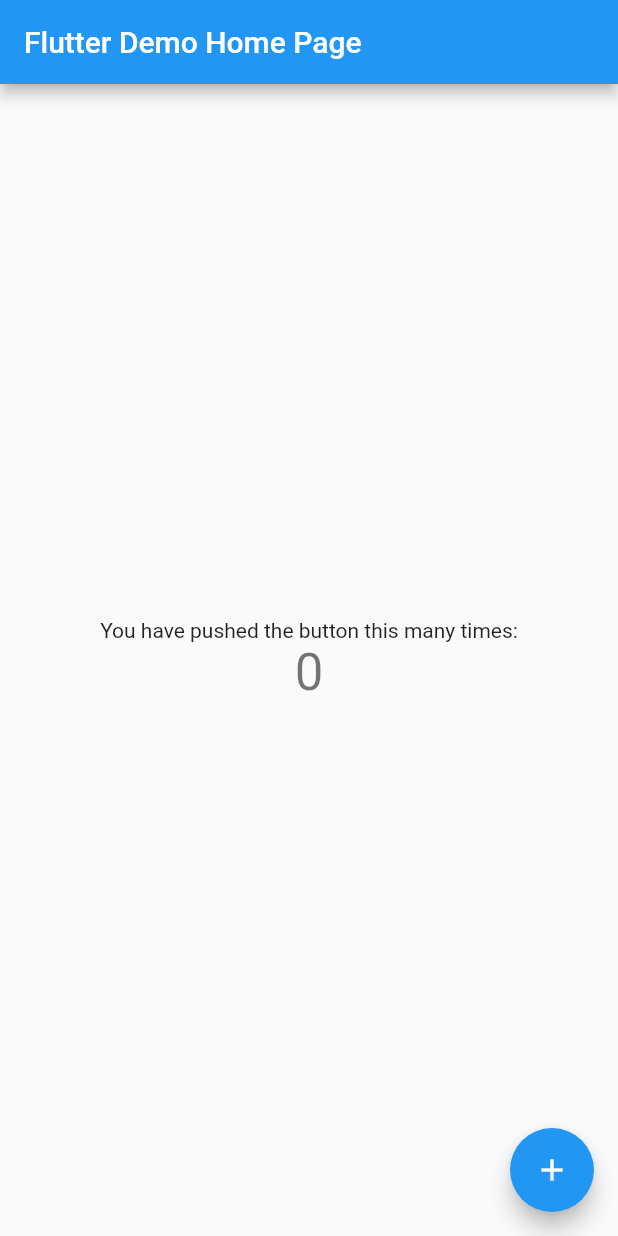
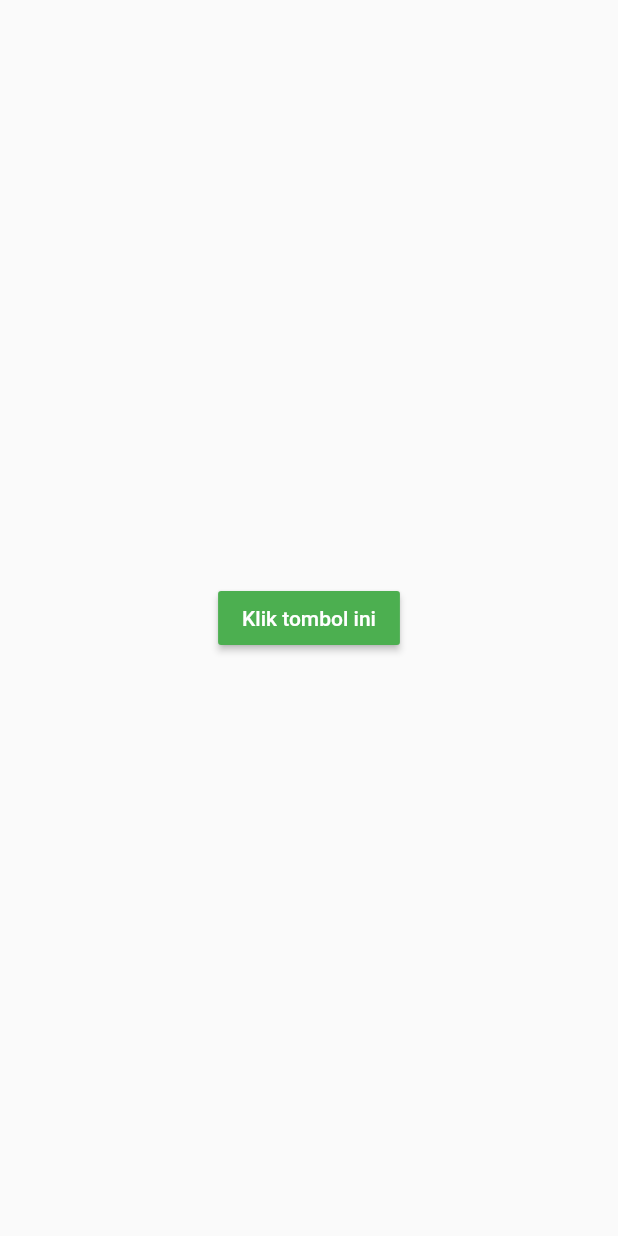
Before and after one commit to roningrum/flutter_dasar, a Flutter app: the screen it shows after launch, on a phone screen of 412 x 824 dp. Run offline on Flutter 3.47's test engine with Material 2 defaults, Android fonts, the phone set to English and light mode, and no system bars.

```diff
--- a/lib/main.dart
+++ b/lib/main.dart
@@ -20,98 +20,63 @@ class MyApp extends StatelessWidget {
         // or simply save your changes to "hot reload" in a Flutter IDE).
         // Notice that the counter didn't reset back to zero; the application
         // is not restarted.
-        primarySwatch: Colors.blue,
+        primarySwatch: Colors.green,
         // This makes the visual density adapt to the platform that you run
         // the app on. For desktop platforms, the controls will be smaller and
         // closer together (more dense) than on mobile platforms.
-        visualDensity: VisualDensity.adaptivePlatformDensity,
       ),
-      home: MyHomePage(title: 'Flutter Demo Home Page'),
+      home: PageStateFull(),
+      debugShowCheckedModeBanner: false,
     );
   }
 }
 
-class MyHomePage extends StatefulWidget {
-  MyHomePage({Key key, this.title}) : super(key: key);
+class PageStateless extends StatelessWidget {
+  @override
+  Widget build(BuildContext context) {
+    return Scaffold(
+      body: new Container(
+        color: Colors.blueAccent,
+        child: new Container(
+          color: Colors.green,
+          margin: const EdgeInsets.all(50.0),
+        ),
+      ),
+    );
+  }
+}
 
-  // This widget is the home page of your application. It is stateful, meaning
-  // that it has a State object (defined below) that contains fields that affect
-  // how it looks.
+class PageStateFull extends StatefulWidget {
+  @override
+  _PageStateFullState createState() => _PageStateFullState();
+}
 
-  // This class is the configuration for the state. It holds the values (in this
-  // case the title) provided by the parent (in this case the App widget) and
-  // used by the build method of the State. Fields in a Widget subclass are
-  // always marked "final".
-
-  final String title;
+class _PageStateFullState extends State<PageStateFull> {
+  String teks = '';
 
   @override
-  _MyHomePageState createState() => _MyHomePageState();
-}
+  void initState() {
+    super.initState();
+    teks = 'Klik tombol ini';
+  }
 
-class _MyHomePageState extends State<MyHomePage> {
-  int _counter = 0;
-
-  void _incrementCounter() {
+  void methodChange() {
     setState(() {
-      // This call to setState tells the Flutter framework that something has
-      // changed in this State, which causes it to rerun the build method below
-      // so that the display can reflect the updated values. If we changed
-      // _counter without calling setState(), then the build method would not be
-      // called again, and so nothing would appear to happen.
-      _counter++;
+      teks = 'Teks telah berubah';
     });
   }
 
   @override
   Widget build(BuildContext context) {
-    // This method is rerun every time setState is called, for instance as done
-    // by the _incrementCounter method above.
-    //
-    // The Flutter framework has been optimized to make rerunning build methods
-    // fast, so that you can just rebuild anything that needs updating rather
-    // than having to individually change instances of widgets.
     return Scaffold(
-      appBar: AppBar(
-        // Here we take the value from the MyHomePage object that was created by
-        // the App.build method, and use it to set our appbar title.
-        title: Text(widget.title),
+      body: new Center(
+        child: new MaterialButton(
+            color: Colors.green,
+            textColor: Colors.white,
+            onPressed: () {
+              methodChange();
+            }, child: Text(teks),),
       ),
-      body: Center(
-        // Center is a layout widget. It takes a single child and positions it
-        // in the middle of the parent.
-        child: Column(
-          // Column is also a layout widget. It takes a list of children and
-          // arranges them vertically. By default, it sizes itself to fit its
-          // children horizontally, and tries to be as tall as its parent.
-          //
-          // Invoke "debug painting" (press "p" in the console, choose the
-          // "Toggle Debug Paint" action from the Flutter Inspector in Android
-          // Studio, or the "Toggle Debug Paint" command in Visual Studio Code)
-          // to see the wireframe for each widget.
-          //
-          // Column has various properties to control how it sizes itself and
-          // how it positions its children. Here we use mainAxisAlignment to
-          // center the children vertically; the main axis here is the vertical
-          // axis because Columns are vertical (the cross axis would be
-          // horizontal).
-          mainAxisAlignment: MainAxisAlignment.center,
-          children: <Widget>[
-            Text(
-              'You have pushed the button this many times:',
-            ),
-            Text(
-              '$_counter',
-              style: Theme.of(context).textTheme.headline4,
-            ),
-          ],
-        ),
-      ),
-      floatingActionButton: FloatingActionButton(
-        onPressed: _incrementCounter,
-        tooltip: 'Increment',
-        child: Icon(Icons.add),
-      ), // This trailing comma makes auto-formatting nicer for build methods.
     );
   }
 }
```
Also changed, not shown: 1 other file.
